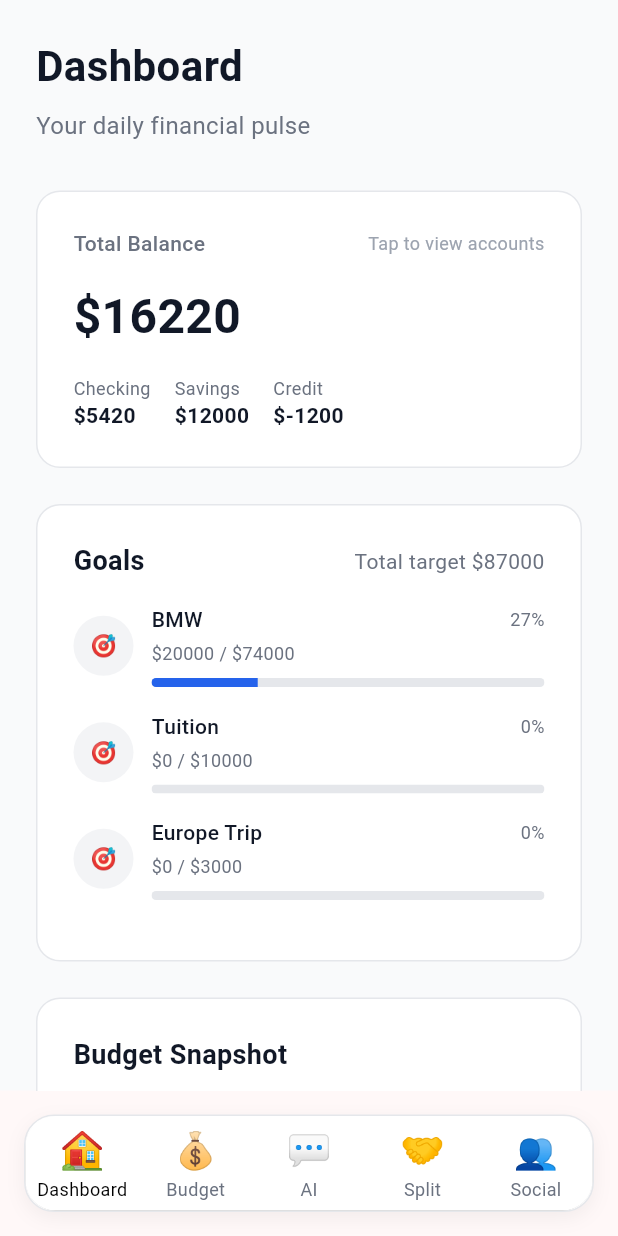
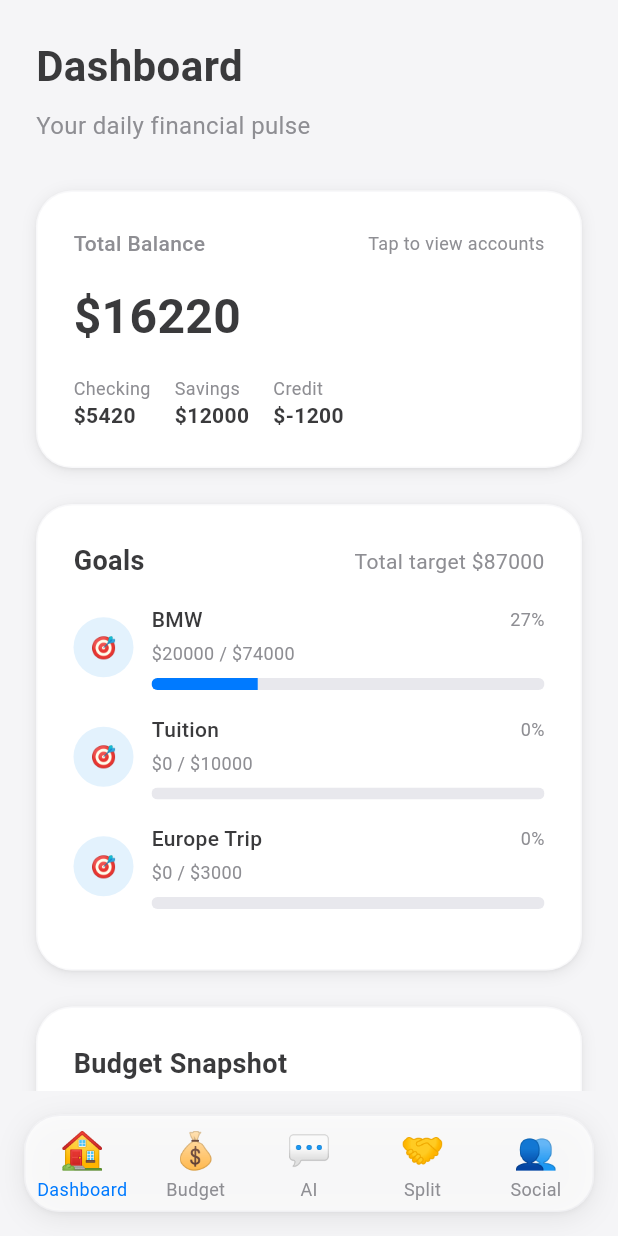
Before and after one commit to rorygeddes/hackathon, a Flutter app: the screen it shows after launch, on a phone screen of 412 x 824 dp. Run offline on Flutter 3.47's test engine with Material 3 defaults, Android fonts, the phone set to English and light mode, and no system bars.

Commit message:
Apply Apple blue theme to Flutter app
- Create AppleColors constants file with Apple blue palette (#007AFF)
- Update main.dart with Apple blue theme and navigation styling
- Apply Apple blue to all screens (Home, Budget, Chat, Split, Social)
- Replace all black buttons with Apple blue
- Update progress bars to use Apple blue
- Apply Apple-style rounded corners (24px) and shadows
- Update text colors to Apple gray scale
- Consistent Apple-inspired design across entire Flutter app

```diff
--- /dev/null
+++ b/flutter_app/lib/constants/colors.dart
@@ -0,0 +1,14 @@
+import 'package:flutter/material.dart';
+
+// Apple Blue Color Palette
+class AppleColors {
+  static const Color blue = Color(0xFF007AFF);
+  static const Color blueLight = Color(0xFF5AC8FA);
+  static const Color blueDark = Color(0xFF0051D5);
+  static const Color blueSubtle = Color(0xFFE3F2FD);
+  static const Color grayLight = Color(0xFFF5F5F7);
+  static const Color gray = Color(0xFFE8E8ED);
+  static const Color grayMedium = Color(0xFFD1D1D6);
+  static const Color grayDark = Color(0xFF8E8E93);
+  static const Color grayDarker = Color(0xFF3A3A3C);
+}
--- a/flutter_app/lib/main.dart
+++ b/flutter_app/lib/main.dart
@@ -4,6 +4,7 @@ import 'screens/budget_screen.dart';
 import 'screens/chat_screen.dart';
 import 'screens/split_screen.dart';
 import 'screens/social_screen.dart';
+import 'constants/colors.dart';
 
 void main() {
   runApp(const MyApp());
@@ -17,8 +18,13 @@ class MyApp extends StatelessWidget {
     return MaterialApp(
       title: 'Finance App',
       theme: ThemeData(
-        colorScheme: ColorScheme.fromSeed(seedColor: Colors.black),
+        colorScheme: ColorScheme.fromSeed(
+          seedColor: AppleColors.blue,
+          primary: AppleColors.blue,
+          secondary: AppleColors.blueLight,
+        ),
         useMaterial3: true,
+        scaffoldBackgroundColor: AppleColors.grayLight,
       ),
       home: const MainScreen(),
     );
@@ -50,19 +56,24 @@ class _MainScreenState extends State<MainScreen> {
       bottomNavigationBar: Container(
         margin: const EdgeInsets.all(16),
         decoration: BoxDecoration(
-          color: Colors.white,
-          borderRadius: BorderRadius.circular(20),
-          border: Border.all(color: const Color(0xFFE5E7EB)),
+          color: Colors.white.withOpacity(0.8),
+          borderRadius: BorderRadius.circular(24),
+          border: Border.all(color: AppleColors.gray.withOpacity(0.5)),
           boxShadow: [
             BoxShadow(
-              color: Colors.black.withOpacity(0.05),
-              blurRadius: 10,
+              color: Colors.black.withOpacity(0.08),
+              blurRadius: 16,
               offset: const Offset(0, 4),
+            ),
+            BoxShadow(
+              color: Colors.black.withOpacity(0.04),
+              blurRadius: 2,
+              offset: const Offset(0, 1),
             ),
           ],
         ),
         child: ClipRRect(
-          borderRadius: BorderRadius.circular(20),
+          borderRadius: BorderRadius.circular(24),
           child: BottomNavigationBar(
             currentIndex: _currentIndex,
             onTap: (index) {
@@ -71,11 +82,12 @@ class _MainScreenState extends State<MainScreen> {
               });
             },
             type: BottomNavigationBarType.fixed,
-            backgroundColor: Colors.white,
-            selectedItemColor: Colors.black,
-            unselectedItemColor: const Color(0xFF6B7280),
+            backgroundColor: Colors.transparent,
+            selectedItemColor: AppleColors.blue,
+            unselectedItemColor: AppleColors.grayDark,
             selectedFontSize: 12,
             unselectedFontSize: 12,
+            elevation: 0,
             items: const [
               BottomNavigationBarItem(
                 icon: Text("🏠", style: TextStyle(fontSize: 24)),
--- a/flutter_app/lib/screens/home_screen.dart
+++ b/flutter_app/lib/screens/home_screen.dart
@@ -1,5 +1,6 @@
 import 'package:flutter/material.dart';
 import '../models/models.dart';
+import '../constants/colors.dart';
 
 class HomeScreen extends StatefulWidget {
   const HomeScreen({super.key});
@@ -34,7 +35,7 @@ class _HomeScreenState extends State<HomeScreen> {
   @override
   Widget build(BuildContext context) {
     return Scaffold(
-      backgroundColor: const Color(0xFFF9FAFB),
+      backgroundColor: AppleColors.grayLight,
       body: SafeArea(
         child: SingleChildScrollView(
           padding: const EdgeInsets.all(24),
@@ -47,7 +48,7 @@ class _HomeScreenState extends State<HomeScreen> {
                 style: TextStyle(
                   fontSize: 28,
                   fontWeight: FontWeight.w600,
-                  color: Color(0xFF111827),
+                  color: AppleColors.grayDarker,
                 ),
               ),
               const SizedBox(height: 8),
@@ -55,7 +56,7 @@ class _HomeScreenState extends State<HomeScreen> {
                 "Your daily financial pulse",
                 style: TextStyle(
                   fontSize: 16,
-                  color: Color(0xFF6B7280),
+                  color: AppleColors.grayDark,
                 ),
               ),
               const SizedBox(height: 32),
@@ -78,7 +79,7 @@ class _HomeScreenState extends State<HomeScreen> {
                 style: TextStyle(
                   fontSize: 18,
                   fontWeight: FontWeight.w600,
-                  color: Color(0xFF111827),
+                  color: AppleColors.grayDarker,
                 ),
               ),
               const SizedBox(height: 16),
@@ -95,8 +96,20 @@ class _HomeScreenState extends State<HomeScreen> {
       padding: const EdgeInsets.all(24),
       decoration: BoxDecoration(
         color: Colors.white,
-        borderRadius: BorderRadius.circular(16),
-        border: Border.all(color: const Color(0xFFE5E7EB)),
+        borderRadius: BorderRadius.circular(24),
+        border: Border.all(color: AppleColors.gray.withOpacity(0.3)),
+        boxShadow: [
+          BoxShadow(
+            color: Colors.black.withOpacity(0.08),
+            blurRadius: 8,
+            offset: const Offset(0, 2),
+          ),
+          BoxShadow(
+            color: Colors.black.withOpacity(0.04),
+            blurRadius: 1,
+            offset: const Offset(0, 1),
+          ),
+        ],
       ),
       child: Column(
         crossAxisAlignment: CrossAxisAlignment.start,
@@ -109,14 +122,14 @@ class _HomeScreenState extends State<HomeScreen> {
                 style: TextStyle(
                   fontSize: 14,
                   fontWeight: FontWeight.w500,
-                  color: Color(0xFF6B7280),
+                  color: AppleColors.grayDark,
                 ),
               ),
               const Text(
                 "Tap to view accounts",
                 style: TextStyle(
                   fontSize: 12,
-                  color: Color(0xFF9CA3AF),
+                  color: AppleColors.grayDark,
                 ),
               ),
             ],
@@ -127,7 +140,7 @@ class _HomeScreenState extends State<HomeScreen> {
             style: const TextStyle(
               fontSize: 32,
               fontWeight: FontWeight.w600,
-              color: Color(0xFF111827),
+              color: AppleColors.grayDarker,
             ),
           ),
           const SizedBox(height: 16),
@@ -142,7 +155,7 @@ class _HomeScreenState extends State<HomeScreen> {
                     account.name,
                     style: const TextStyle(
                       fontSize: 12,
-                      color: Color(0xFF6B7280),
+                      color: AppleColors.grayDark,
                     ),
                   ),
                   Text(
@@ -150,7 +163,7 @@ class _HomeScreenState extends State<HomeScreen> {
                     style: const TextStyle(
                       fontSize: 14,
                       fontWeight: FontWeight.w600,
-                      color: Color(0xFF111827),
+                      color: AppleColors.grayDarker,
                     ),
                   ),
                 ],
@@ -170,8 +183,20 @@ class _HomeScreenState extends State<HomeScreen> {
       padding: const EdgeInsets.all(24),
       decoration: BoxDecoration(
         color: Colors.white,
-        borderRadius: BorderRadius.circular(16),
-        border: Border.all(color: const Color(0xFFE5E7EB)),
+        borderRadius: BorderRadius.circular(24),
+        border: Border.all(color: AppleColors.gray.withOpacity(0.3)),
+        boxShadow: [
+          BoxShadow(
+            color: Colors.black.withOpacity(0.08),
+            blurRadius: 8,
+            offset: const Offset(0, 2),
+          ),
+          BoxShadow(
+            color: Colors.black.withOpacity(0.04),
+            blurRadius: 1,
+            offset: const Offset(0, 1),
+          ),
+        ],
       ),
       child: Column(
         crossAxisAlignment: CrossAxisAlignment.start,
@@ -184,14 +209,14 @@ class _HomeScreenState extends State<HomeScreen> {
                 style: TextStyle(
                   fontSize: 18,
                   fontWeight: FontWeight.w600,
-                  color: Color(0xFF111827),
+                  color: AppleColors.grayDarker,
                 ),
               ),
               Text(
                 "Total target \$${totalTarget.toStringAsFixed(0)}",
                 style: const TextStyle(
                   fontSize: 14,
-                  color: Color(0xFF6B7280),
+                  color: AppleColors.grayDark,
                 ),
               ),
             ],
@@ -203,7 +228,7 @@ class _HomeScreenState extends State<HomeScreen> {
                 padding: EdgeInsets.all(32),
                 child: Text(
                   "No goals yet",
-                  style: TextStyle(color: Color(0xFF9CA3AF)),
+                  style: TextStyle(color: AppleColors.grayDark),
                 ),
               ),
             )
@@ -218,7 +243,7 @@ class _HomeScreenState extends State<HomeScreen> {
                       width: 40,
                       height: 40,
                       decoration: BoxDecoration(
-                        color: const Color(0xFFF3F4F6),
+                        color: AppleColors.blueSubtle,
                         borderRadius: BorderRadius.circular(20),
                       ),
                       child: const Center(child: Text("🎯")),
@@ -236,14 +261,14 @@ class _HomeScreenState extends State<HomeScreen> {
                                 style: const TextStyle(
                                   fontSize: 14,
                                   fontWeight: FontWeight.w500,
-                                  color: Color(0xFF111827),
+                                  color: AppleColors.grayDarker,
                                 ),
                               ),
                               Text(
                                 "${(progress * 100).toStringAsFixed(0)}%",
                                 style: const TextStyle(
                                   fontSize: 12,
-                                  color: Color(0xFF6B7280),
+                                  color: AppleColors.grayDark,
                                 ),
                               ),
                             ],
@@ -253,17 +278,17 @@ class _HomeScreenState extends State<HomeScreen> {
                             "\$${goal.currentAmount.toStringAsFixed(0)} / \$${goal.targetAmount.toStringAsFixed(0)}",
                             style: const TextStyle(
                               fontSize: 12,
-                              color: Color(0xFF6B7280),
+                              color: AppleColors.grayDark,
                             ),
                           ),
                           const SizedBox(height: 8),
                           ClipRRect(
-                            borderRadius: BorderRadius.circular(6),
+                            borderRadius: BorderRadius.circular(8),
                             child: LinearProgressIndicator(
                               value: progress,
-                              backgroundColor: const Color(0xFFE5E7EB),
-                              valueColor: const AlwaysStoppedAnimation<Color>(Color(0xFF2563EB)),
-                              minHeight: 6,
+                              backgroundColor: AppleColors.gray,
+                              valueColor: const AlwaysStoppedAnimation<Color>(AppleColors.blue),
+                              minHeight: 8,
                             ),
                           ),
                         ],
@@ -283,8 +308,20 @@ class _HomeScreenState extends State<HomeScreen> {
       padding: const EdgeInsets.all(24),
       decoration: BoxDecoration(
         color: Colors.white,
-        borderRadius: BorderRadius.circular(16),
-        border: Border.all(color: const Color(0xFFE5E7EB)),
+        borderRadius: BorderRadius.circular(24),
+        border: Border.all(color: AppleColors.gray.withOpacity(0.3)),
+        boxShadow: [
+          BoxShadow(
+            color: Colors.black.withOpacity(0.08),
+            blurRadius: 8,
+            offset: const Offset(0, 2),
+          ),
+          BoxShadow(
+            color: Colors.black.withOpacity(0.04),
+            blurRadius: 1,
+            offset: const Offset(0, 1),
+          ),
+        ],
       ),
       child: Column(
         crossAxisAlignment: CrossAxisAlignment.start,
@@ -294,7 +331,7 @@ class _HomeScreenState extends State<HomeScreen> {
             style: TextStyle(
               fontSize: 18,
               fontWeight: FontWeight.w600,
-              color: Color(0xFF111827),
+              color: AppleColors.grayDarker,
             ),
           ),
           const SizedBox(height: 16),
@@ -314,7 +351,7 @@ class _HomeScreenState extends State<HomeScreen> {
                         style: const TextStyle(
                           fontSize: 14,
                           fontWeight: FontWeight.w500,
-                          color: Color(0xFF111827),
+                          color: AppleColors.grayDarker,
                         ),
                       ),
                       Text(
@@ -322,21 +359,21 @@ class _HomeScreenState extends State<HomeScreen> {
                         style: TextStyle(
                           fontSize: 12,
                           fontWeight: FontWeight.w600,
-                          color: isOver ? const Color(0xFFDC2626) : const Color(0xFF6B7280),
+                          color: isOver ? const Color(0xFFDC2626) : AppleColors.grayDark,
                         ),
                       ),
                     ],
                   ),
                   const SizedBox(height: 8),
                   ClipRRect(
-                    borderRadius: BorderRadius.circular(6),
+                    borderRadius: BorderRadius.circular(8),
                     child: LinearProgressIndicator(
                       value: percentage,
-                      backgroundColor: const Color(0xFFE5E7EB),
+                      backgroundColor: AppleColors.gray,
                       valueColor: AlwaysStoppedAnimation<Color>(
-                        isOver ? const Color(0xFFEF4444) : const Color(0xFF2563EB),
+                        isOver ? const Color(0xFFEF4444) : AppleColors.blue,
                       ),
-                      minHeight: 6,
+                      minHeight: 8,
                     ),
                   ),
                 ],
@@ -371,8 +408,16 @@ class _HomeScreenState extends State<HomeScreen> {
       child: Container(
         padding: const EdgeInsets.symmetric(vertical: 12, horizontal: 16),
         decoration: BoxDecoration(
-          color: const Color(0xFFF3F4F6),
-          borderRadius: BorderRadius.circular(12),
+          color: Colors.white,
+          borderRadius: BorderRadius.circular(16),
+          border: Border.all(color: AppleColors.gray.withOpacity(0.5)),
+          boxShadow: [
+            BoxShadow(
+              color: Colors.black.withOpacity(0.08),
+              blurRadius: 8,
+              offset: const Offset(0, 2),
+            ),
+          ],
         ),
         child: Center(
           child: Text(
@@ -380,7 +425,7 @@ class _HomeScreenState extends State<HomeScreen> {
             style: const TextStyle(
               fontSize: 14,
               fontWeight: FontWeight.w500,
-              color: Color(0xFF111827),
+              color: AppleColors.grayDarker,
             ),
             textAlign: TextAlign.center,
           ),
```
Also changed, not shown: flutter_app/lib/screens/budget_screen.dart (+99 -38 lines), flutter_app/lib/screens/chat_screen.dart (+26 -25 lines), flutter_app/lib/screens/social_screen.dart (+31 -30 lines), flutter_app/lib/screens/split_screen.dart (+23 -22 lines).
